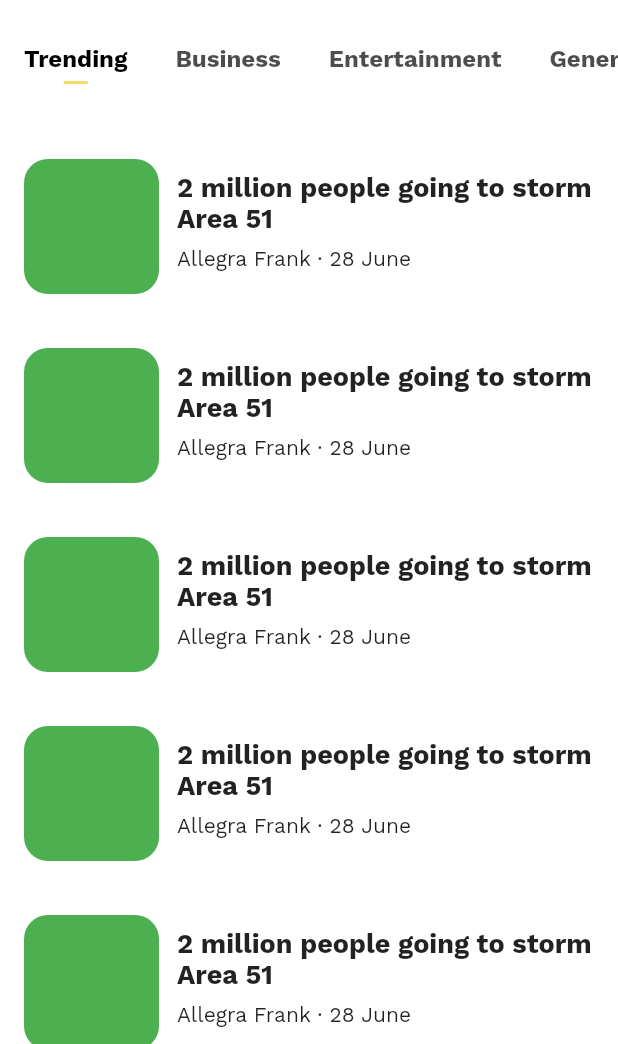
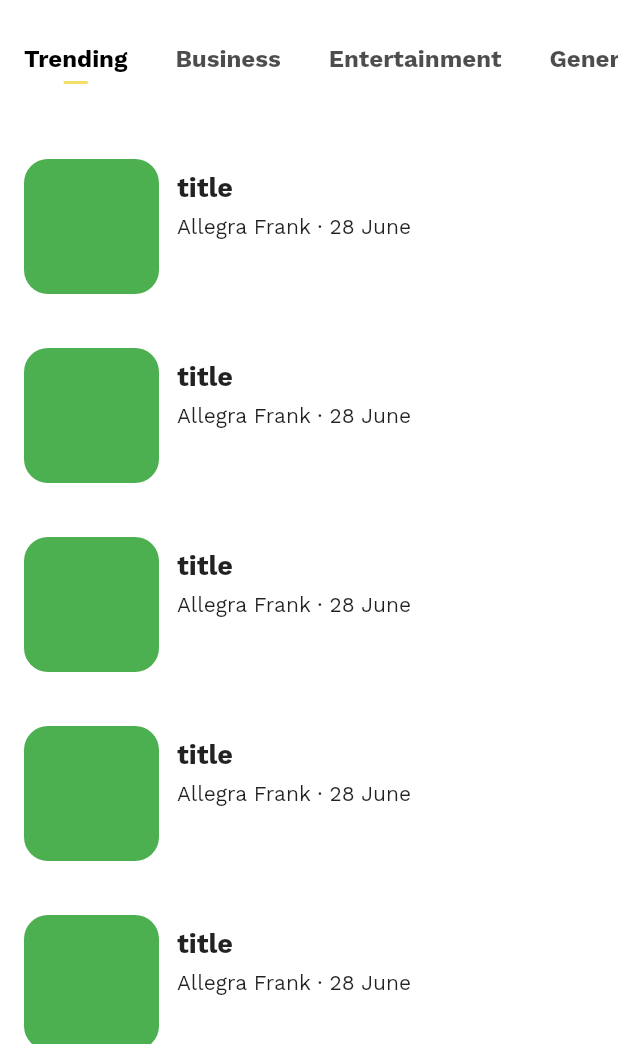
Before and after one commit to Vitor-Bukovitz/daily_news, a Flutter app: the screen it shows after launch, on a phone screen of 412 x 824 dp, the part 192-1236 px from its top. Run offline on Flutter 3.47's test engine with Material 2 defaults, Android fonts, the phone set to English and light mode, and no system bars; our stand-ins replace flutter_riverpod, flutter_svg, hive, hive_flutter; accounts and stored records are empty.

Commit message:
feat: added author to article entity model

```diff
--- a/lib/features/home/domain/entities/article_entity.dart
+++ b/lib/features/home/domain/entities/article_entity.dart
@@ -2,6 +2,7 @@ class ArticleEntity {
   final String title;
   final String description;
   final String imageUrl;
+  final String author;
   final DateTime publishedAt;
   final String content;
 
@@ -9,6 +10,7 @@ class ArticleEntity {
     required this.title,
     required this.description,
     required this.imageUrl,
+    required this.author,
     required this.publishedAt,
     required this.content,
   });
--- a/lib/features/home/presentation/views/home_page.dart
+++ b/lib/features/home/presentation/views/home_page.dart
@@ -1,3 +1,4 @@
+import 'package:daily_news/features/home/data/models/article_model.dart';
 import 'package:daily_news/features/home/domain/usecases/get_articles_usecase.dart';
 import 'package:daily_news/features/home/presentation/widgets/home_list_card.dart';
 import 'package:daily_news/features/home/presentation/widgets/home_sliver_appbar.dart';
@@ -19,7 +20,16 @@ class HomePage extends StatelessWidget {
           body: ListView.builder(
             padding: const EdgeInsetsDirectional.only(top: 24),
             itemBuilder: (context, index) {
-              return const HomeListCard();
+              return HomeListCard(
+                article: ArticleModel(
+                  title: 'title',
+                  description: 'description',
+                  imageUrl: 'imageUrl',
+                  author: 'author',
+                  publishedAt: DateTime.now(),
+                  content: 'content',
+                ),
+              );
             },
           ),
         ),
--- a/lib/features/home/presentation/widgets/home_list_card.dart
+++ b/lib/features/home/presentation/widgets/home_list_card.dart
@@ -1,7 +1,12 @@
+import 'package:daily_news/features/home/domain/entities/article_entity.dart';
 import 'package:flutter/material.dart';
 
 class HomeListCard extends StatelessWidget {
-  const HomeListCard({Key? key}) : super(key: key);
+  const HomeListCard({
+    Key? key,
+    required this.article,
+  }) : super(key: key);
+  final ArticleEntity article;
 
   @override
   Widget build(BuildContext context) {
@@ -31,7 +36,7 @@ class HomeListCard extends StatelessWidget {
                 crossAxisAlignment: CrossAxisAlignment.start,
                 children: [
                   Text(
-                    '2 million people going to storm Area 51',
+                    article.title,
                     maxLines: 2,
                     style: Theme.of(context).textTheme.headline6,
                     overflow: TextOverflow.ellipsis,
```
Also changed, not shown: lib/features/home/data/models/article_model.dart (+19 -12 lines), 4 other files.
